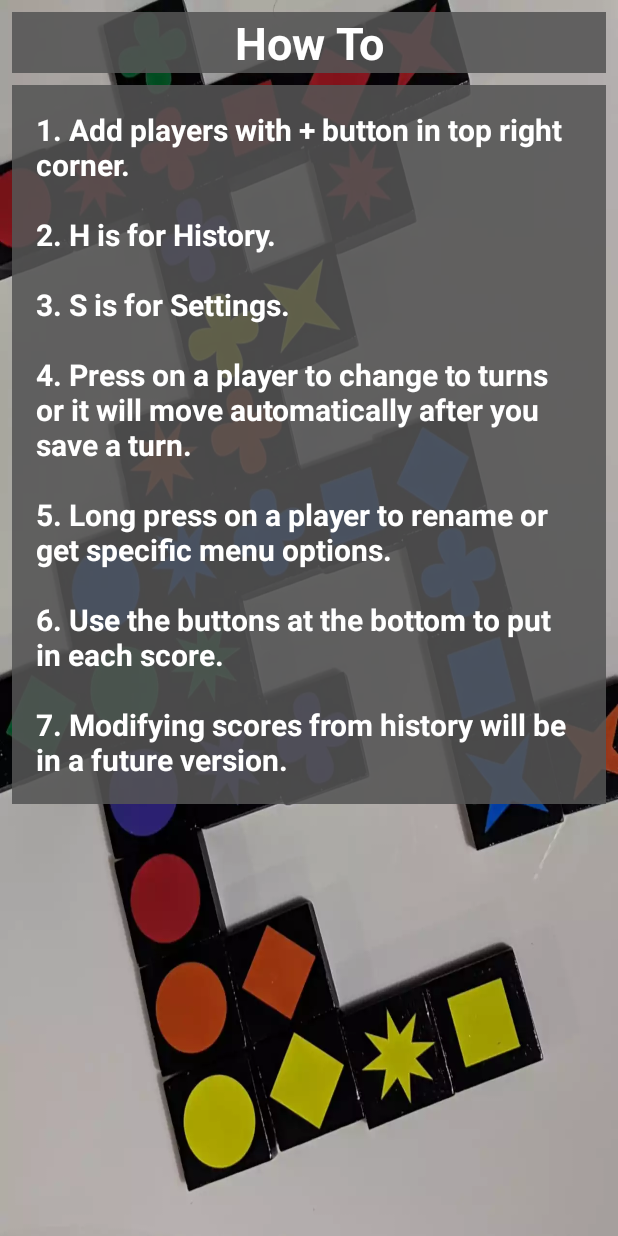
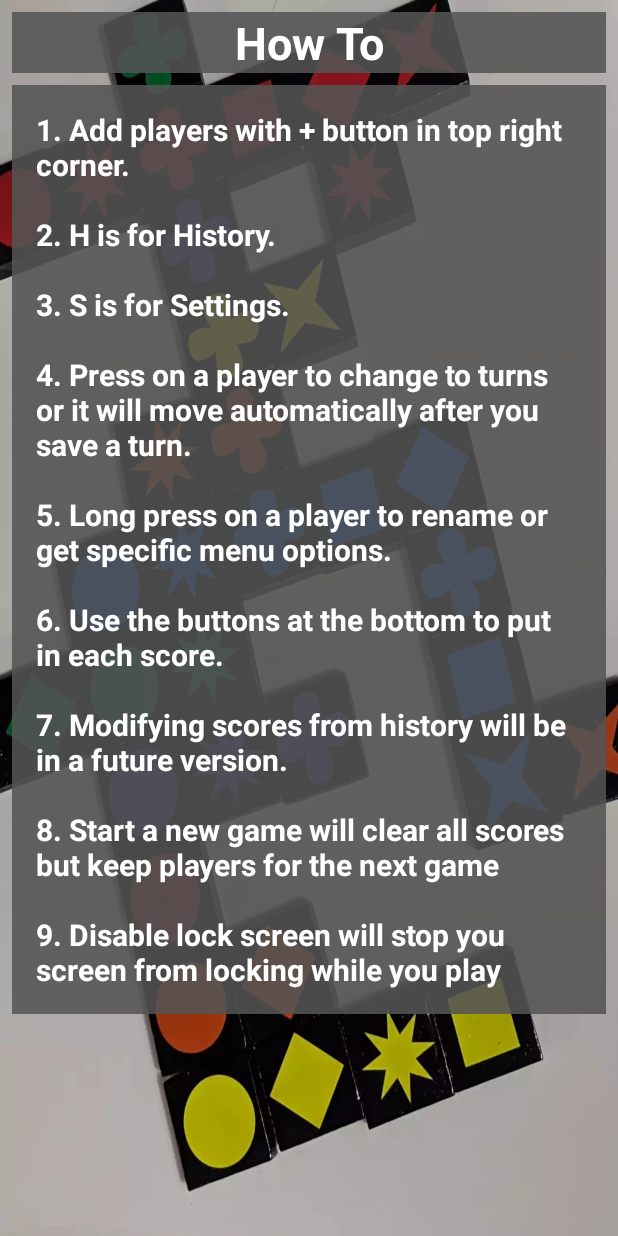
Before and after one commit to lucascowe/QwirkleScorer, an Android app: the HowToActivity screen opened directly, with no data from a screen before it, on a phone screen of 412 x 824 dp. Run offline under Robolectric (Android 15) with nearby library versions, the phone set to English and light mode, and no system bars.

Commit message:
updated how to

```diff
--- a/app/src/main/res/layout/activity_how_to.xml
+++ b/app/src/main/res/layout/activity_how_to.xml
@@ -39,7 +39,9 @@
         \n\n4. Press on a player to change to turns or it will move automatically after you save a turn.
         \n\n5. Long press on a player to rename or get specific menu options.
         \n\n6. Use the buttons at the bottom to put in each score.
-        \n\n7. Modifying scores from history will be in a future version."
+        \n\n7. Modifying scores from history will be in a future version.
+        \n\n8. Start a new game will clear all scores but keep players for the next game
+        \n\n9. Disable lock screen will stop you screen from locking while you play"
         android:textColor="#FFFFFFFF"
         android:textSize="20sp"
         android:textStyle="bold"
```
